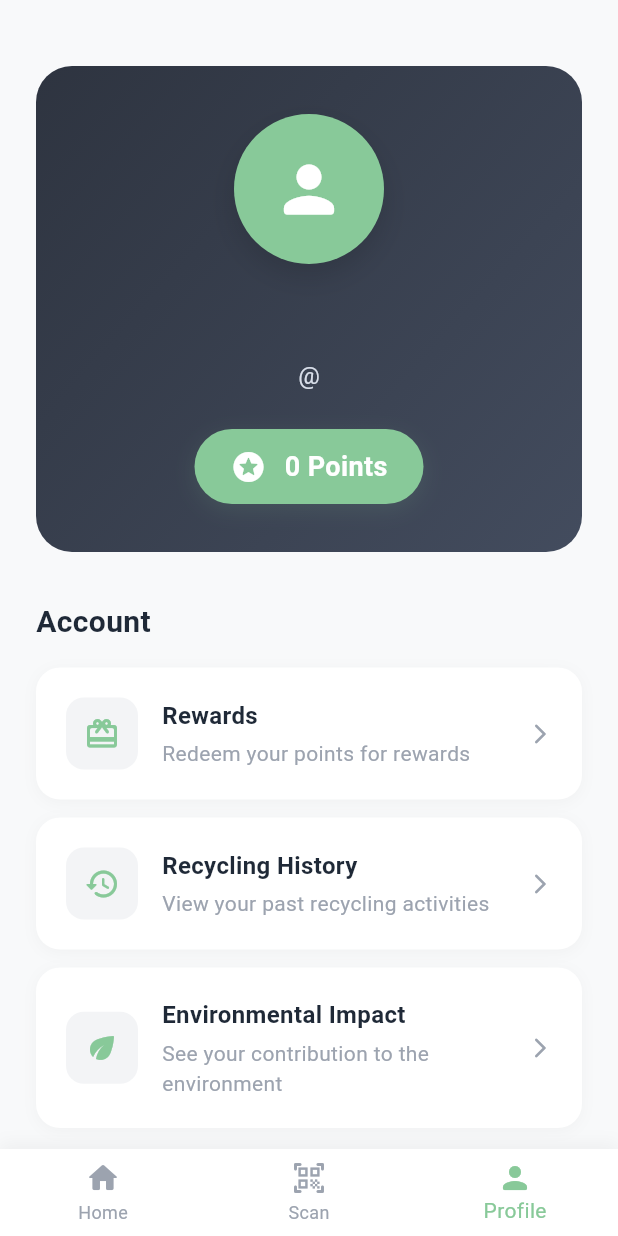
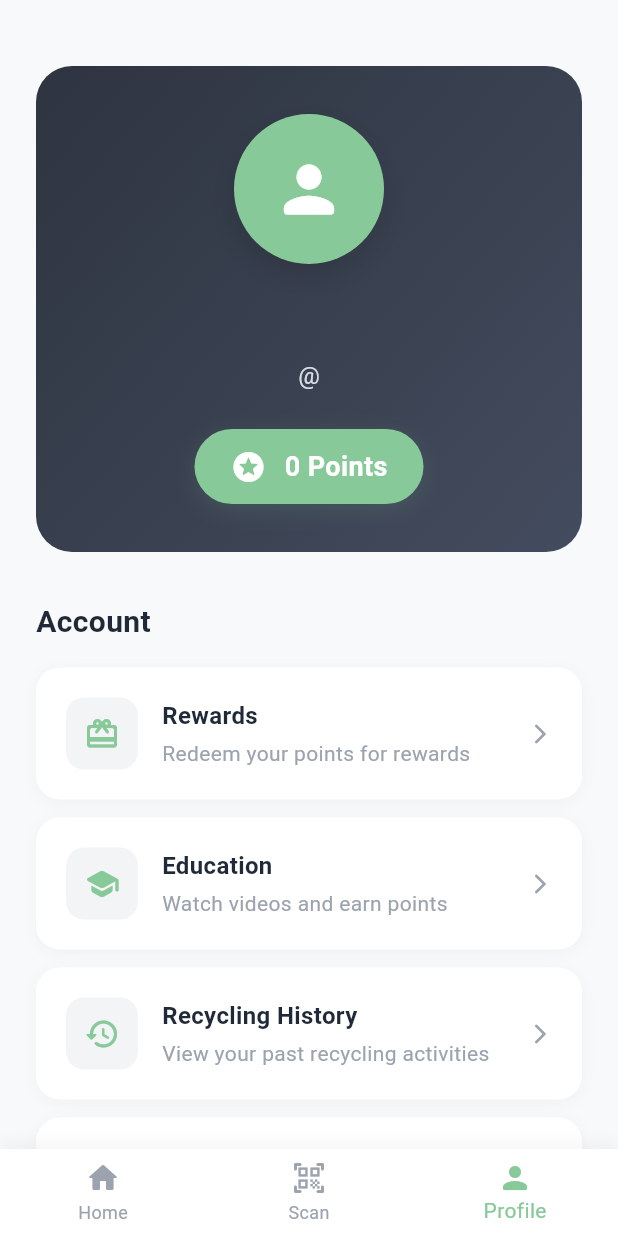
Before and after one commit to kahchun-haha/UCO_Kiosk_App, a Flutter app: the HomeScreen screen opened by its route, item 3 of the bottom bar chosen, on a phone screen of 412 x 824 dp. Run offline on Flutter 3.47's test engine with Material 3 defaults, Android fonts, the phone set to English and light mode, and no system bars; our stand-ins replace cloud_firestore, firebase_auth, firebase_core, qr_flutter; accounts and stored records are empty; Roboto replaces fonts that are missing (SF Pro Display).

Commit message:
modified:   lib/main.dart 	modified:   lib/screens/education_screen.dart 	modified:   lib/screens/home_screen.dart 	modified:   lib/screens/profile_screen.dart 	modified:   lib/screens/register_screen.dart 	new file:   lib/screens/scan_qr_screen.dart 	modified:   lib/services/auth_service.dart     add navigation from home_screen and profile_screen to education_screen     fix registration error

```diff
--- a/lib/main.dart
+++ b/lib/main.dart
@@ -9,6 +9,8 @@ import 'package:uco_kiosk_app/screens/profile_screen.dart';
 import 'package:uco_kiosk_app/screens/qr_display_screen.dart';
 import 'package:uco_kiosk_app/screens/register_screen.dart';
 import 'package:uco_kiosk_app/screens/reward_screen.dart';
+import 'package:uco_kiosk_app/screens/education_screen.dart';
+import 'package:uco_kiosk_app/screens/education_quiz_screen.dart';
 
 void main() async {
   WidgetsFlutterBinding.ensureInitialized();
@@ -37,6 +39,8 @@ class MyApp extends StatelessWidget {
         '/qr_display': (context) => const QrDisplayScreen(),
         '/profile': (context) => const ProfileScreen(),
         '/rewards': (context) => const RewardScreen(),
+        '/education': (context) => const EducationScreen(),
+        '/education_quiz': (context) => const EducationQuizScreen(),
       },
     );
   }
--- a/lib/screens/home_screen.dart
+++ b/lib/screens/home_screen.dart
@@ -58,11 +58,7 @@ class _HomeScreenState extends State<HomeScreen> {
       body: SafeArea(
         child: IndexedStack(
           index: _selectedIndex,
-          children: [
-            _buildHomeTab(),
-            _buildScanTab(),
-            _buildProfileTab(),
-          ],
+          children: [_buildHomeTab(), _buildScanTab(), _buildProfileTab()],
         ),
       ),
       bottomNavigationBar: Container(
@@ -118,10 +114,7 @@ class _HomeScreenState extends State<HomeScreen> {
                 children: [
                   const Text(
                     'Hello,',
-                    style: TextStyle(
-                      fontSize: 16,
-                      color: Color(0xFF9CA3AF),
-                    ),
+                    style: TextStyle(fontSize: 16, color: Color(0xFF9CA3AF)),
                   ),
                   Text(
                     _userEmail.split('@')[0],
@@ -134,7 +127,10 @@ class _HomeScreenState extends State<HomeScreen> {
                 ],
               ),
               Container(
-                padding: const EdgeInsets.symmetric(horizontal: 16, vertical: 8),
+                padding: const EdgeInsets.symmetric(
+                  horizontal: 16,
+                  vertical: 8,
+                ),
                 decoration: BoxDecoration(
                   color: const Color(0xFF88C999),
                   borderRadius: BorderRadius.circular(20),
@@ -195,10 +191,7 @@ class _HomeScreenState extends State<HomeScreen> {
                 const SizedBox(height: 8),
                 const Text(
                   'Scan your QR code at the kiosk to start recycling and earn points',
-                  style: TextStyle(
-                    fontSize: 16,
-                    color: Color(0xFFD8DEE9),
-                  ),
+                  style: TextStyle(fontSize: 16, color: Color(0xFFD8DEE9)),
                 ),
                 const SizedBox(height: 24),
                 SizedBox(
@@ -245,6 +238,8 @@ class _HomeScreenState extends State<HomeScreen> {
 
           const SizedBox(height: 16),
 
+          Column(
+            children: [
               Row(
                 children: [
                   Expanded(
@@ -266,6 +261,29 @@ class _HomeScreenState extends State<HomeScreen> {
                   ),
                 ],
               ),
+              const SizedBox(height: 16), // Spacing between the rows of cards
+              Row(
+                children: [
+                  Expanded(
+                    child: _buildQuickActionCard(
+                      icon: Icons.school_rounded, // New Icon
+                      title: 'Education', // New Title
+                      subtitle: 'Learn & Recycle', // New Subtitle
+                      onTap:
+                          () => Navigator.pushNamed(
+                            context,
+                            '/education',
+                          ), // New Navigation
+                    ),
+                  ),
+                  const SizedBox(width: 16),
+                  // You can add another card here in the future
+                  Expanded(child: Container()),
+                ],
+              ),
+            ],
+          ),
+          // --- MODIFICATION END ---
         ],
       ),
     );
@@ -295,11 +313,7 @@ class _HomeScreenState extends State<HomeScreen> {
         child: Column(
           crossAxisAlignment: CrossAxisAlignment.start,
           children: [
-            Icon(
-              icon,
-              color: const Color(0xFF88C999),
-              size: 32,
-            ),
+            Icon(icon, color: const Color(0xFF88C999), size: 32),
             const SizedBox(height: 12),
             Text(
               title,
@@ -312,10 +326,7 @@ class _HomeScreenState extends State<HomeScreen> {
             const SizedBox(height: 4),
             Text(
               subtitle,
-              style: const TextStyle(
-                fontSize: 14,
-                color: Color(0xFF9CA3AF),
-              ),
+              style: const TextStyle(fontSize: 14, color: Color(0xFF9CA3AF)),
             ),
           ],
         ),
--- a/lib/screens/profile_screen.dart
+++ b/lib/screens/profile_screen.dart
@@ -46,7 +46,8 @@ class _ProfileScreenState extends State<ProfileScreen> {
     // Show confirmation dialog
     final shouldSignOut = await showDialog<bool>(
       context: context,
-      builder: (context) => AlertDialog(
+      builder:
+          (context) => AlertDialog(
             backgroundColor: Colors.white,
             shape: RoundedRectangleBorder(
               borderRadius: BorderRadius.circular(16),
@@ -61,10 +62,7 @@ class _ProfileScreenState extends State<ProfileScreen> {
             ),
             content: const Text(
               'Are you sure you want to sign out?',
-          style: TextStyle(
-            fontSize: 16,
-            color: Color(0xFF6B7280),
-          ),
+              style: TextStyle(fontSize: 16, color: Color(0xFF6B7280)),
             ),
             actions: [
               TextButton(
@@ -189,7 +187,10 @@ class _ProfileScreenState extends State<ProfileScreen> {
 
                     // Points Badge
                     Container(
-                      padding: const EdgeInsets.symmetric(horizontal: 24, vertical: 12),
+                      padding: const EdgeInsets.symmetric(
+                        horizontal: 24,
+                        vertical: 12,
+                      ),
                       decoration: BoxDecoration(
                         color: const Color(0xFF88C999),
                         borderRadius: BorderRadius.circular(25),
@@ -248,6 +249,15 @@ class _ProfileScreenState extends State<ProfileScreen> {
                 title: 'Rewards',
                 subtitle: 'Redeem your points for rewards',
                 onTap: () => Navigator.pushNamed(context, '/rewards'),
+              ),
+
+              const SizedBox(height: 12),
+
+              _buildMenuItem(
+                icon: Icons.school_rounded,
+                title: 'Education',
+                subtitle: 'Watch videos and earn points',
+                onTap: () => Navigator.pushNamed(context, '/education'),
               ),
 
               const SizedBox(height: 12),
@@ -356,10 +366,7 @@ class _ProfileScreenState extends State<ProfileScreen> {
                   onPressed: _signOut,
                   style: OutlinedButton.styleFrom(
                     foregroundColor: const Color(0xFFEF4444),
-                    side: const BorderSide(
-                      color: Color(0xFFEF4444),
-                      width: 2,
-                    ),
+                    side: const BorderSide(color: Color(0xFFEF4444), width: 2),
                     shape: RoundedRectangleBorder(
                       borderRadius: BorderRadius.circular(16),
                     ),
@@ -432,11 +439,7 @@ class _ProfileScreenState extends State<ProfileScreen> {
                 color: const Color(0xFFF3F4F6),
                 borderRadius: BorderRadius.circular(12),
               ),
-              child: Icon(
-                icon,
-                color: const Color(0xFF88C999),
-                size: 24,
-              ),
+              child: Icon(icon, color: const Color(0xFF88C999), size: 24),
             ),
 
             const SizedBox(width: 16),
--- a/lib/services/auth_service.dart
+++ b/lib/services/auth_service.dart
@@ -25,9 +25,10 @@ class AuthService {
         });
       }
       return user;
+    } on FirebaseAuthException catch (e) {
+      throw getAuthErrorMessage(e.code);
     } catch (e) {
-      print("Error registering user: $e");
-      return null;
+      throw 'An unexpected error occurred. Please try again.';
     }
   }
 
```
Also changed, not shown: lib/screens/education_screen.dart (+73 -25 lines), lib/screens/register_screen.dart (+11 -8 lines), lib/screens/scan_qr_screen.dart (added, +169 -0 lines). Lines whose indentation alone changed are shown as unchanged.
